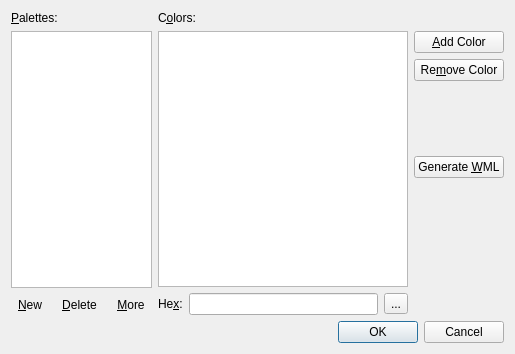
Old version of the form src/custompalettes.ui in the repository irydacea/wespal.
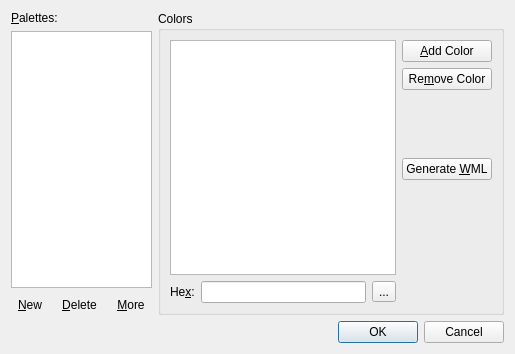
New version of the form. Icons and pictures are not drawn.

Commit message: custompalettes, customranges: Minor UI rearrangement

What changed in the file:
```diff
--- a/src/custompalettes.ui
+++ b/src/custompalettes.ui
@@ -15,7 +15,7 @@
   </property>
   <layout class="QVBoxLayout" name="verticalLayout_2">
    <item>
-    <layout class="QHBoxLayout" name="horizontalLayout" stretch="1,3">
+    <layout class="QHBoxLayout" name="horizontalLayout" stretch="1,0">
      <item>
       <layout class="QVBoxLayout" name="paletteListContainer">
        <item>
@@ -92,17 +92,11 @@
       </layout>
      </item>
      <item>
+      <widget class="QGroupBox" name="">
+       <property name="title">
+        <string>Colors</string>
+       </property>
       <layout class="QVBoxLayout" name="paletteViewContainer">
-       <item>
-        <widget class="QLabel" name="label_2">
-         <property name="text">
-          <string>C&amp;olors:</string>
-         </property>
-         <property name="buddy">
-          <cstring>listColors</cstring>
-         </property>
-        </widget>
-       </item>
        <item>
         <layout class="QHBoxLayout" name="horizontalLayout_3">
          <item>
@@ -207,6 +201,7 @@
         </layout>
        </item>
       </layout>
+      </widget>
      </item>
     </layout>
    </item>
```
Lines whose indentation alone changed are shown as unchanged. The commit also changes 1 other file.
